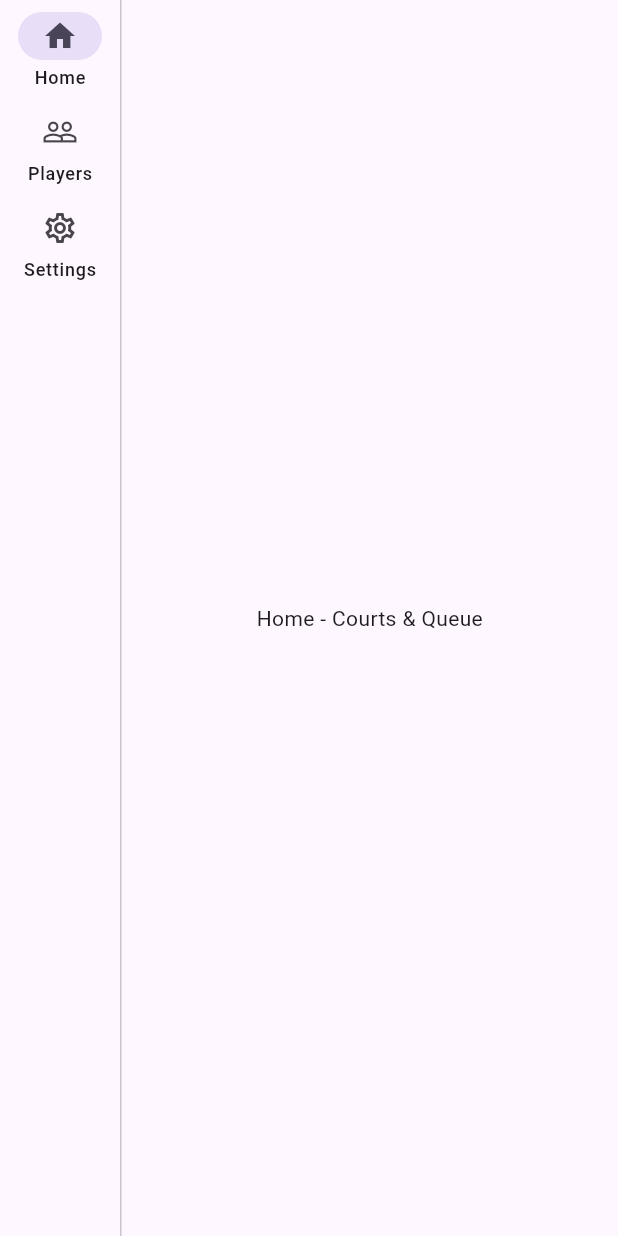
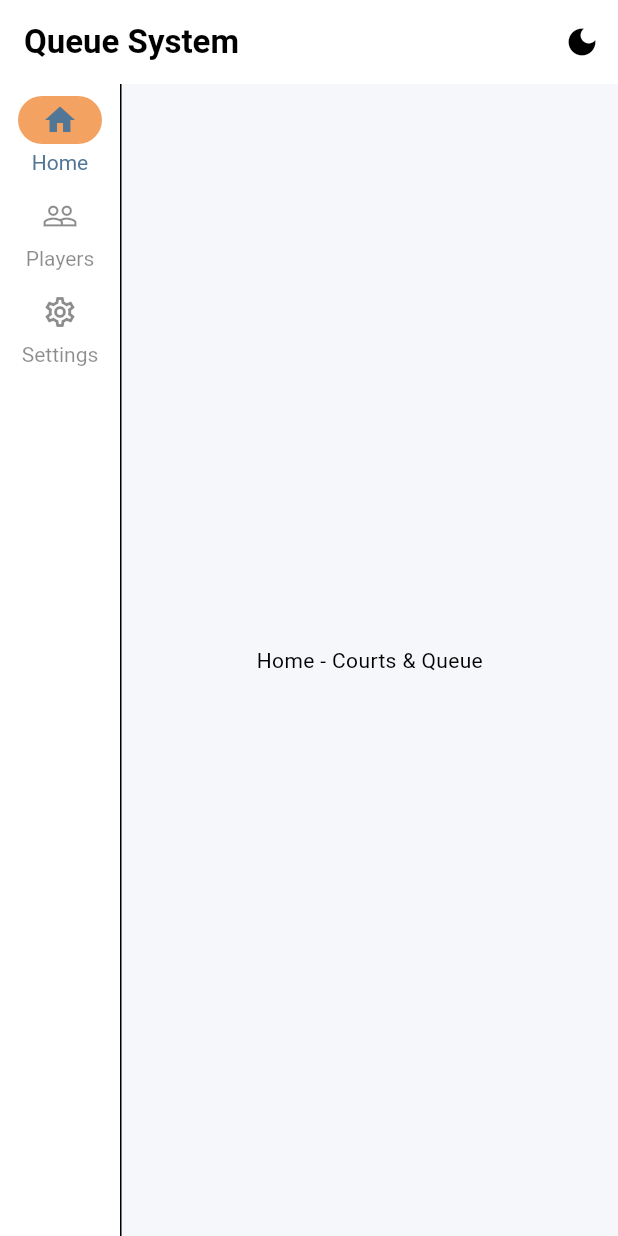
Before and after one commit to CohPhol/Queuing-System, a Flutter app: the screen it shows after launch, on a phone screen of 412 x 824 dp. Run offline on Flutter 3.47's test engine with Material 3 defaults, Android fonts, the phone set to English and light mode, and no system bars.

Commit message:
feature: light mode and dark mode

```diff
--- a/lib/app/app.dart
+++ b/lib/app/app.dart
@@ -1,14 +1,31 @@
 import 'package:flutter/material.dart';
 import 'main_shell.dart';
+import 'theme/app_theme.dart';
+import 'theme/theme_controller.dart';
 
-class MyApp extends StatelessWidget {
+class MyApp extends StatefulWidget {
   const MyApp({super.key});
 
   @override
+  State<MyApp> createState() => _MyAppState();
+}
+
+class _MyAppState extends State<MyApp> {
+  final ThemeController themeController = ThemeController();
+
+  @override
   Widget build(BuildContext context) {
-    return const MaterialApp(
-      debugShowCheckedModeBanner: false,
-      home: MainShell(),
+    return AnimatedBuilder(
+      animation: themeController,
+      builder: (context, _) {
+        return MaterialApp(
+          debugShowCheckedModeBanner: false,
+          theme: AppTheme.lightTheme,
+          darkTheme: AppTheme.darkTheme,
+          themeMode: themeController.themeMode,
+          home: MainShell(themeController: themeController),
+        );
+      },
     );
   }
 }
--- a/lib/app/main_shell.dart
+++ b/lib/app/main_shell.dart
@@ -4,8 +4,12 @@ import '../features/home/home_view.dart';
 import '../features/players/players_view.dart';
 import '../features/settings/settings_view.dart';
 
+import 'theme/theme_controller.dart';
+
 class MainShell extends StatefulWidget {
-  const MainShell({super.key});
+  final ThemeController themeController;
+
+  const MainShell({super.key, required this.themeController});
 
   @override
   State<MainShell> createState() => _MainShellState();
@@ -14,11 +18,44 @@ class MainShell extends StatefulWidget {
 class _MainShellState extends State<MainShell> {
   int selectedIndex = 0;
 
-  final List<Widget> pages = const [HomeView(), PlayersView(), SettingsView()];
+  late final List<Widget> pages;
+
+  @override
+  void initState() {
+    super.initState();
+
+    pages = [
+      const HomeView(),
+      const PlayersView(),
+      SettingsView(themeController: widget.themeController),
+    ];
+  }
 
   @override
   Widget build(BuildContext context) {
     return Scaffold(
+      appBar: AppBar(
+        title: const Text(
+          "Queue System",
+          style: TextStyle(fontWeight: FontWeight.bold),
+        ),
+        actions: [
+          AnimatedBuilder(
+            animation: widget.themeController,
+            builder: (context, _) {
+              final isDark = widget.themeController.isDark;
+
+              return IconButton(
+                tooltip: "Toggle Theme",
+                icon: Icon(isDark ? Icons.light_mode : Icons.dark_mode),
+                onPressed: () {
+                  widget.themeController.toggleTheme();
+                },
+              );
+            },
+          ),
+        ],
+      ),
       body: Row(
         children: [
           NavigationRail(
--- /dev/null
+++ b/lib/app/theme/app_theme.dart
@@ -0,0 +1,76 @@
+import 'package:flutter/material.dart';
+
+class AppTheme {
+  // =====================
+  // COLORS
+  // =====================
+  static const Color primary = Color(0xFF527796);
+  static const Color accent = Color(0xFFF4A261);
+
+  // DARK
+  static const Color darkBg = Color(0xFF121212);
+  static const Color darkSurface = Color(0xFF1A1A1A);
+
+  // LIGHT
+  static const Color lightBg = Color(0xFFF5F7FA);
+
+  // =====================
+  // DARK THEME
+  // =====================
+  static ThemeData darkTheme = ThemeData(
+    useMaterial3: true,
+    brightness: Brightness.dark,
+
+    scaffoldBackgroundColor: darkBg,
+
+    colorScheme: const ColorScheme.dark(
+      primary: primary,
+      secondary: accent,
+      surface: darkSurface,
+    ),
+
+    appBarTheme: const AppBarTheme(
+      backgroundColor: darkSurface,
+      foregroundColor: Colors.white,
+      elevation: 0,
+    ),
+
+    navigationRailTheme: const NavigationRailThemeData(
+      backgroundColor: darkSurface,
+      selectedIconTheme: IconThemeData(color: primary),
+      unselectedIconTheme: IconThemeData(color: Colors.white60),
+      selectedLabelTextStyle: TextStyle(color: primary),
+      unselectedLabelTextStyle: TextStyle(color: Colors.white60),
+    ),
+  );
+
+  // =====================
+  // LIGHT THEME
+  // =====================
+  static ThemeData lightTheme = ThemeData(
+    useMaterial3: true,
+    brightness: Brightness.light,
+
+    scaffoldBackgroundColor: lightBg,
+
+    colorScheme: const ColorScheme.light(
+      primary: primary,
+      secondary: accent,
+      surface: Colors.white,
+    ),
+
+    appBarTheme: const AppBarTheme(
+      backgroundColor: Colors.white,
+      foregroundColor: Colors.black,
+      elevation: 0,
+    ),
+
+    navigationRailTheme: const NavigationRailThemeData(
+      backgroundColor: Colors.white,
+      selectedIconTheme: IconThemeData(color: primary),
+      unselectedIconTheme: IconThemeData(color: Colors.black45),
+      selectedLabelTextStyle: TextStyle(color: primary),
+      unselectedLabelTextStyle: TextStyle(color: Colors.black45),
+    ),
+  );
+}
--- /dev/null
+++ b/lib/app/theme/theme_controller.dart
@@ -0,0 +1,17 @@
+import 'package:flutter/material.dart';
+
+class ThemeController extends ChangeNotifier {
+  ThemeMode _themeMode = ThemeMode.light;
+
+  ThemeMode get themeMode => _themeMode;
+
+  bool get isDark => _themeMode == ThemeMode.dark;
+
+  void toggleTheme() {
+    _themeMode = _themeMode == ThemeMode.dark
+        ? ThemeMode.light
+        : ThemeMode.dark;
+
+    notifyListeners();
+  }
+}
--- a/lib/features/settings/settings_view.dart
+++ b/lib/features/settings/settings_view.dart
@@ -1,10 +1,34 @@
 import 'package:flutter/material.dart';
+import '../../app/theme/theme_controller.dart';
 
 class SettingsView extends StatelessWidget {
-  const SettingsView({super.key});
+  final ThemeController themeController;
+
+  const SettingsView({super.key, required this.themeController});
 
   @override
   Widget build(BuildContext context) {
-    return const Center(child: Text("Settings"));
+    return AnimatedBuilder(
+      animation: themeController,
+      builder: (context, _) {
+        final isDark = themeController.isDark;
+
+        return Align(
+          alignment: Alignment.topLeft,
+          child: Padding(
+            padding: const EdgeInsets.all(16.0),
+            child: ElevatedButton.icon(
+              onPressed: () {
+                themeController.toggleTheme();
+              },
+              icon: Icon(isDark ? Icons.light_mode : Icons.dark_mode),
+              label: Text(
+                isDark ? "Switch to Light Mode" : "Switch to Dark Mode",
+              ),
+            ),
+          ),
+        );
+      },
+    );
   }
 }
```
